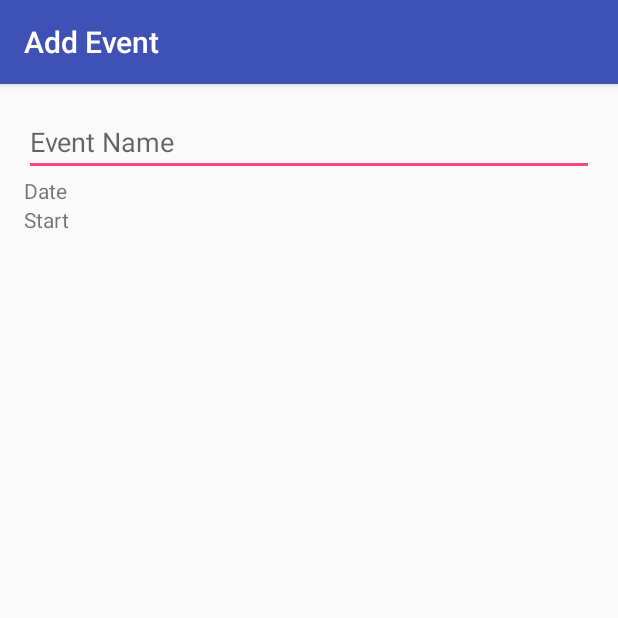
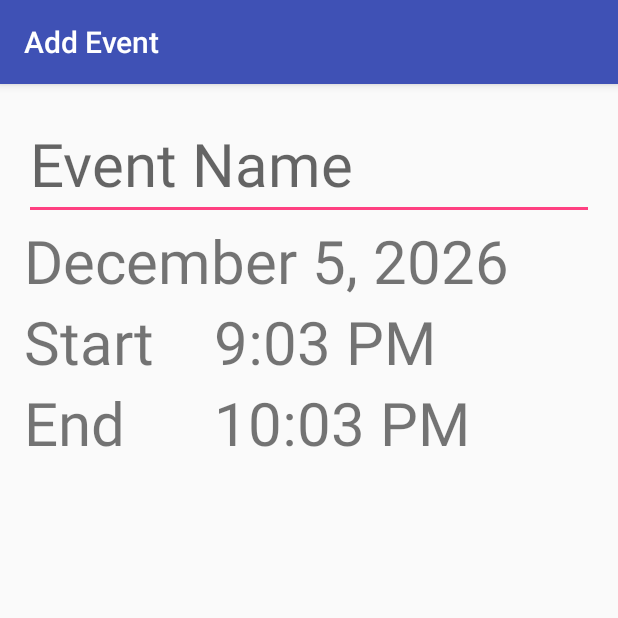
Before and after one commit to emeraldvision/Android-Scheduler, an Android app: the NewEventActivity screen opened directly, with no data from a screen before it, on a phone screen of 412 x 824 dp, the top half of it. Run offline under Robolectric (Android 15) with nearby library versions, the phone set to English and light mode, and no system bars.

Commit message:
Dynamically set date/time layouts in New Event Activity

```diff
--- a/app/src/main/java/com/emeraldvision/scheduler/CalendarActivity.java
+++ b/app/src/main/java/com/emeraldvision/scheduler/CalendarActivity.java
@@ -33,6 +33,7 @@ public class CalendarActivity extends AppCompatActivity {
             setTextOnView(timeList.get(i), i + ":00");
         }
 
+        // new event button
         FloatingActionButton fab = (FloatingActionButton) findViewById(R.id.fab);
         fab.setOnClickListener(new View.OnClickListener() {
             @Override
--- a/app/src/main/java/com/emeraldvision/scheduler/NewEventActivity.java
+++ b/app/src/main/java/com/emeraldvision/scheduler/NewEventActivity.java
@@ -1,8 +1,14 @@
 package com.emeraldvision.scheduler;
 
+import android.app.Activity;
 import android.support.v7.app.ActionBar;
 import android.support.v7.app.AppCompatActivity;
 import android.os.Bundle;
+import android.view.View;
+import android.widget.TextView;
+
+import org.joda.time.DateTime;
+import org.joda.time.format.DateTimeFormat;
 
 public class NewEventActivity extends AppCompatActivity {
 
@@ -14,5 +20,28 @@ public class NewEventActivity extends AppCompatActivity {
         if (titleBar != null) {
             titleBar.setTitle("Add Event");
         }
+
+        // initialize date as current date
+        DateTime start = new DateTime();
+        int dateID = R.id.new_event_date;
+        String dateString = start.toString(DateTimeFormat.longDate());
+        setTextOnView(dateID, dateString);
+        TextView dateTextView = (TextView) findViewById(dateID);
+
+        // initialize start as current time
+        int startID = R.id.start_time;
+        String startString = start.toString(DateTimeFormat.shortTime());
+        setTextOnView(startID, startString);
+
+        // initialize end 1 hour after start
+        DateTime end = start.plusHours(1);
+        int endID = R.id.end_time;
+        String endString = end.toString(DateTimeFormat.shortTime());
+        setTextOnView(endID, endString);
+    }
+
+    // add time to display
+    private void setTextOnView(int viewID, String stringID) {
+        ((TextView) findViewById(viewID)).setText(stringID);
     }
 }
--- a/app/src/main/res/layout/activity_new_event.xml
+++ b/app/src/main/res/layout/activity_new_event.xml
@@ -15,20 +15,63 @@
         android:layout_height="match_parent"
         android:orientation="vertical">
 
+        <!--name entry field-->
         <EditText
             android:layout_width="match_parent"
             android:layout_height="wrap_content"
-            android:hint="@string/event" />
+            android:hint="@string/event"
+            android:textSize="@dimen/edit_event_name_size" />
 
+        <!--date field-->
         <TextView
+            android:id="@+id/new_event_date"
             android:layout_width="match_parent"
             android:layout_height="wrap_content"
-            android:text="@string/date" />
+            android:textSize="@dimen/edit_event_date_size" />
 
-        <TextView
+        <!--start time field-->
+        <LinearLayout
             android:layout_width="match_parent"
             android:layout_height="wrap_content"
-            android:text="@string/start" />
+            android:orientation="horizontal">
+
+            <TextView
+                android:layout_width="0dp"
+                android:layout_height="wrap_content"
+                android:layout_weight="1"
+                android:text="@string/start"
+                android:textSize="@dimen/edit_event_time_size" />
+
+            <TextView
+                android:id="@+id/start_time"
+                android:layout_width="0dp"
+                android:layout_height="wrap_content"
+                android:layout_weight="2"
+                android:textSize="@dimen/edit_event_time_size" />
+
+        </LinearLayout>
+
+        <!--end time field-->
+        <LinearLayout
+            android:layout_width="match_parent"
+            android:layout_height="wrap_content"
+            android:orientation="horizontal">
+
+            <TextView
+                android:layout_width="0dp"
+                android:layout_height="wrap_content"
+                android:layout_weight="1"
+                android:text="@string/end"
+                android:textSize="@dimen/edit_event_time_size" />
+
+            <TextView
+                android:id="@+id/end_time"
+                android:layout_width="0dp"
+                android:layout_height="wrap_content"
+                android:layout_weight="2"
+                android:textSize="@dimen/edit_event_time_size" />
+
+        </LinearLayout>
 
 
     </LinearLayout>
--- a/app/src/main/res/values/dimens.xml
+++ b/app/src/main/res/values/dimens.xml
@@ -6,4 +6,8 @@
     <dimen name="hour_width">30dp</dimen>
     <dimen name="hour_height">40dp</dimen>
     <dimen name="line_height">1dp</dimen>
+    <dimen name="edit_event_name_size">40sp</dimen>
+    <dimen name="edit_event_date_size">40sp</dimen>
+    <dimen name="edit_event_time_size">40sp</dimen>
+
 </resources>
--- a/app/src/main/res/values/strings.xml
+++ b/app/src/main/res/values/strings.xml
@@ -1,6 +1,6 @@
 <resources>
     <string name="app_name">Scheduler</string>
     <string name="event">Event Name</string>
-    <string name="date">Date</string>
     <string name="start">Start</string>
+    <string name="end">End</string>
 </resources>
```
